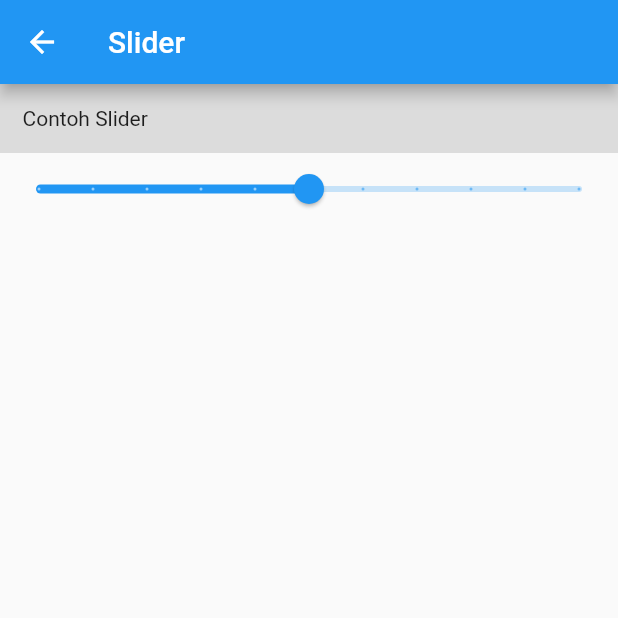
After one commit to yobisetiawan/flutter-catalog, a Flutter app: the MySlider screen opened directly, on a phone screen of 412 x 824 dp, the top half of it. The commit adds this screen. Run offline on Flutter 3.47's test engine with Material 2 defaults, Android fonts, the phone set to English and light mode, and no system bars; our stand-ins replace cached_network_image, google_fonts.

Commit message:
add slider widget

```diff
--- /dev/null
+++ b/lib/catalog/slider.dart
@@ -0,0 +1,46 @@
+import 'package:flutter/material.dart';
+
+class MySlider extends StatelessWidget {
+  const MySlider({Key? key}) : super(key: key);
+
+  @override
+  Widget build(BuildContext context) {
+    return Scaffold(
+        appBar: AppBar(
+          title: const Text('Slider'),
+        ),
+        body: ListView(children: <Widget>[
+          Container(
+            padding: const EdgeInsets.all(15),
+            color: Colors.black12,
+            child: const Text('Contoh Slider'),
+          ),
+          const SliderBasic()
+        ]));
+  }
+}
+
+class SliderBasic extends StatefulWidget {
+  const SliderBasic({Key? key}) : super(key: key);
+
+  @override
+  State<SliderBasic> createState() => _SliderBasicState();
+}
+
+class _SliderBasicState extends State<SliderBasic> {
+  double _val = 50.0;
+  @override
+  Widget build(BuildContext context) {
+    return Slider(
+      value: _val,
+      max: 100,
+      divisions: 10,
+      label: '${_val.round()}',
+      onChanged: (double v) {
+        setState(() {
+          _val = v;
+        });
+      },
+    );
+  }
+}
--- a/lib/main.dart
+++ b/lib/main.dart
@@ -12,6 +12,7 @@ import 'package:catalog/catalog/list_view3.dart';
 import 'package:catalog/catalog/loading.dart';
 import 'package:catalog/catalog/radio.dart';
 import 'package:catalog/catalog/row.dart';
+import 'package:catalog/catalog/slider.dart';
 import 'package:catalog/catalog/switch.dart';
 import 'package:catalog/catalog/text.dart';
 import 'package:flutter/material.dart';
@@ -87,6 +88,10 @@ class MenuCatalog extends StatelessWidget {
         "title": const Text("Widget: Switch"),
       },
       {
+        "to": const MySlider(),
+        "title": const Text("Widget: Slider"),
+      },
+      {
         "to": const MyRadio(),
         "title": const Text("Widget: Radio"),
       },
```
